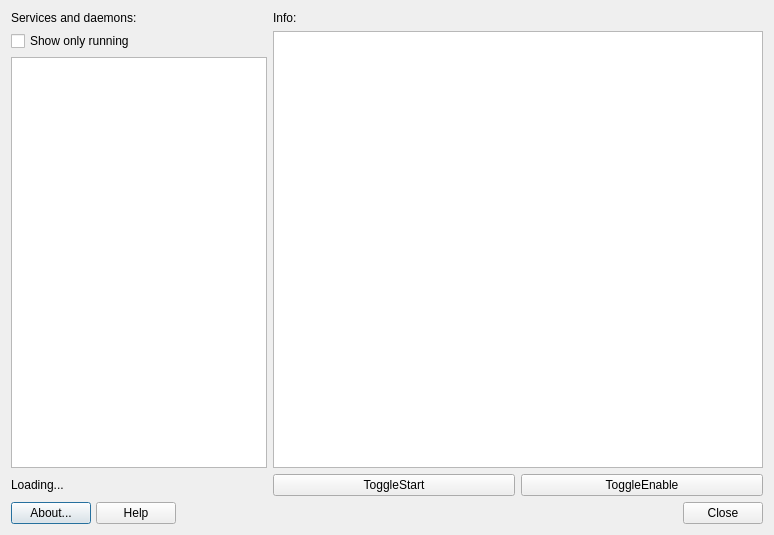
This is mainwindow.ui in MX-Linux/mx-service-manager as Qt 5 draws it before an edit. The edited form follows.
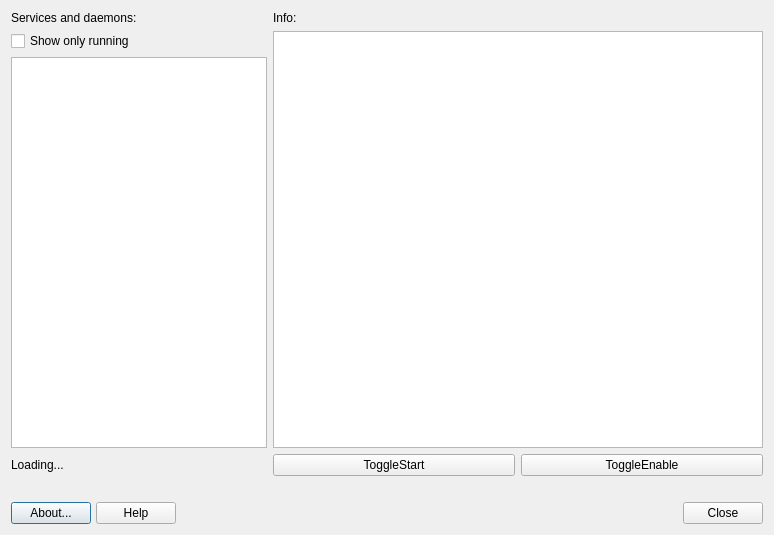
This is the edited form. Icons and pictures are not drawn.

Commit message: Mark enabled/disabled services

Diff of the .ui file:
```diff
--- a/mainwindow.ui
+++ b/mainwindow.ui
@@ -238,6 +238,13 @@
      </property>
     </widget>
    </item>
+   <item row="4" column="0">
+    <widget class="QLabel" name="labelEnabledAtBoot">
+     <property name="text">
+      <string/>
+     </property>
+    </widget>
+   </item>
   </layout>
  </widget>
  <resources>
```
Left out of the diff: 74 changed lines with no effect on the pictures. The commit also changes 4 other files.
